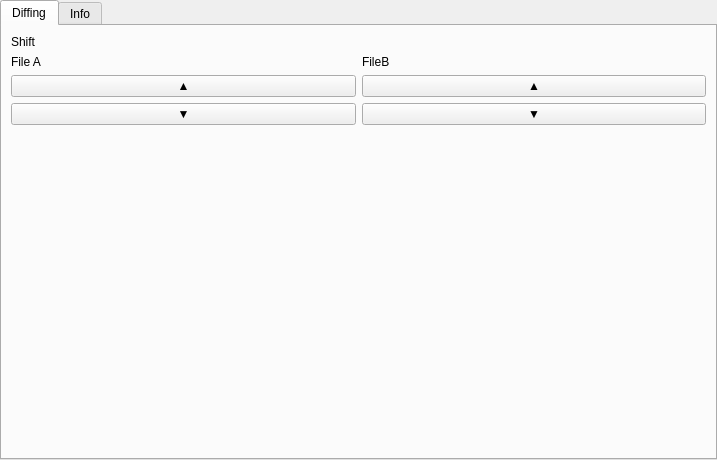
The window that src/tools/bindiff/HexDiffWidget.ui (NewtronReal/cutter) describes before a commit, drawn with Qt 5.
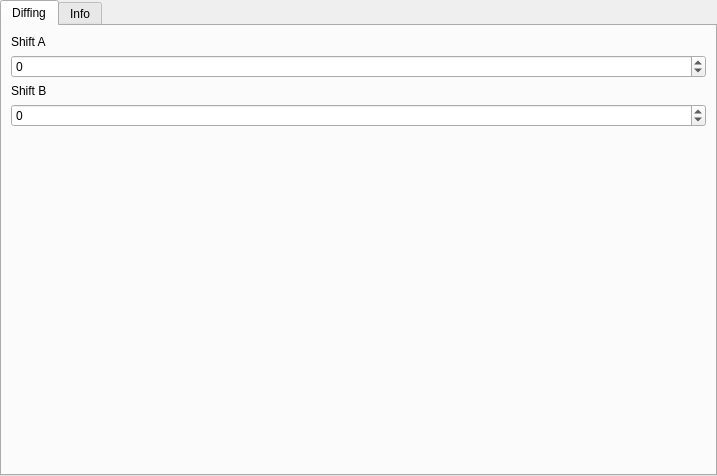
The same window after the commit. The open tabs and pages were chosen to show the change.

Commit message: Initial rework on HexDiffView, added HexDiffScrollBar, and HexDiffViewSyncer

Patch:
```diff
--- a/src/tools/bindiff/HexDiffWidget.ui
+++ b/src/tools/bindiff/HexDiffWidget.ui
@@ -7,7 +7,7 @@
     <x>0</x>
     <y>0</y>
     <width>717</width>
-    <height>460</height>
+    <height>476</height>
    </rect>
   </property>
   <property name="windowTitle">
@@ -56,65 +56,38 @@
           </attribute>
           <layout class="QVBoxLayout" name="verticalLayout_6">
            <item>
-            <widget class="QLabel" name="labelShift">
-             <property name="text">
-              <string>Shift</string>
-             </property>
-            </widget>
-           </item>
-           <item>
-            <layout class="QHBoxLayout" name="horizontalLayout_3">
-             <item>
-              <layout class="QVBoxLayout" name="vBoxShiftA">
-               <item>
                 <widget class="QLabel" name="label">
                  <property name="text">
-                  <string>File A</string>
+              <string>Shift A</string>
                  </property>
                 </widget>
                </item>
                <item>
-                <widget class="QPushButton" name="shiftUpA">
-                 <property name="text">
-                  <string>▲</string>
-                 </property>
-                </widget>
-               </item>
-               <item>
-                <widget class="QPushButton" name="shiftDownA">
-                 <property name="text">
-                  <string>▼</string>
+            <widget class="QSpinBox" name="spinBoxShiftB">
+             <property name="minimum">
+              <number>-2147483648</number>
+             </property>
+             <property name="maximum">
+              <number>2147483647</number>
                  </property>
                 </widget>
                </item>
-              </layout>
-             </item>
-             <item>
-              <layout class="QVBoxLayout" name="vBoxShiftB">
                <item>
                 <widget class="QLabel" name="label_2">
                  <property name="text">
-                  <string>FileB</string>
+              <string>Shift B</string>
                  </property>
                 </widget>
                </item>
                <item>
-                <widget class="QPushButton" name="shiftUpB">
-                 <property name="text">
-                  <string>▲</string>
-                 </property>
-                </widget>
-               </item>
-               <item>
-                <widget class="QPushButton" name="shiftDownB">
-                 <property name="text">
-                  <string>▼</string>
-                 </property>
-                </widget>
-               </item>
-              </layout>
-             </item>
-            </layout>
+            <widget class="QSpinBox" name="spinBoxShiftA">
+             <property name="minimum">
+              <number>-2147483648</number>
+             </property>
+             <property name="maximum">
+              <number>2147483647</number>
+             </property>
+            </widget>
            </item>
            <item>
             <spacer name="verticalSpacer">
@@ -124,7 +97,7 @@
              <property name="sizeHint" stdset="0">
               <size>
                <width>20</width>
-               <height>174</height>
+               <height>40</height>
               </size>
              </property>
             </spacer>
```
Left out of the diff: 2 changed lines with no effect on the pictures. Lines whose indentation alone changed are shown as unchanged. The commit also changes 9 other files.
